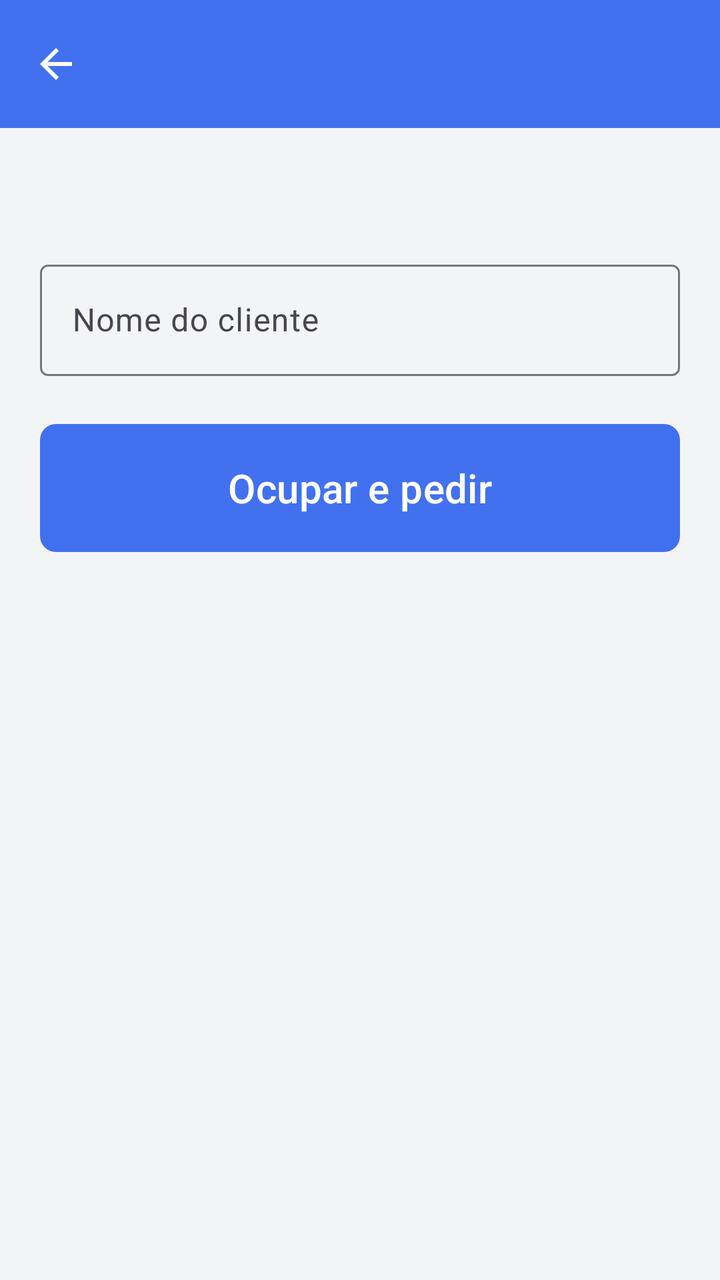
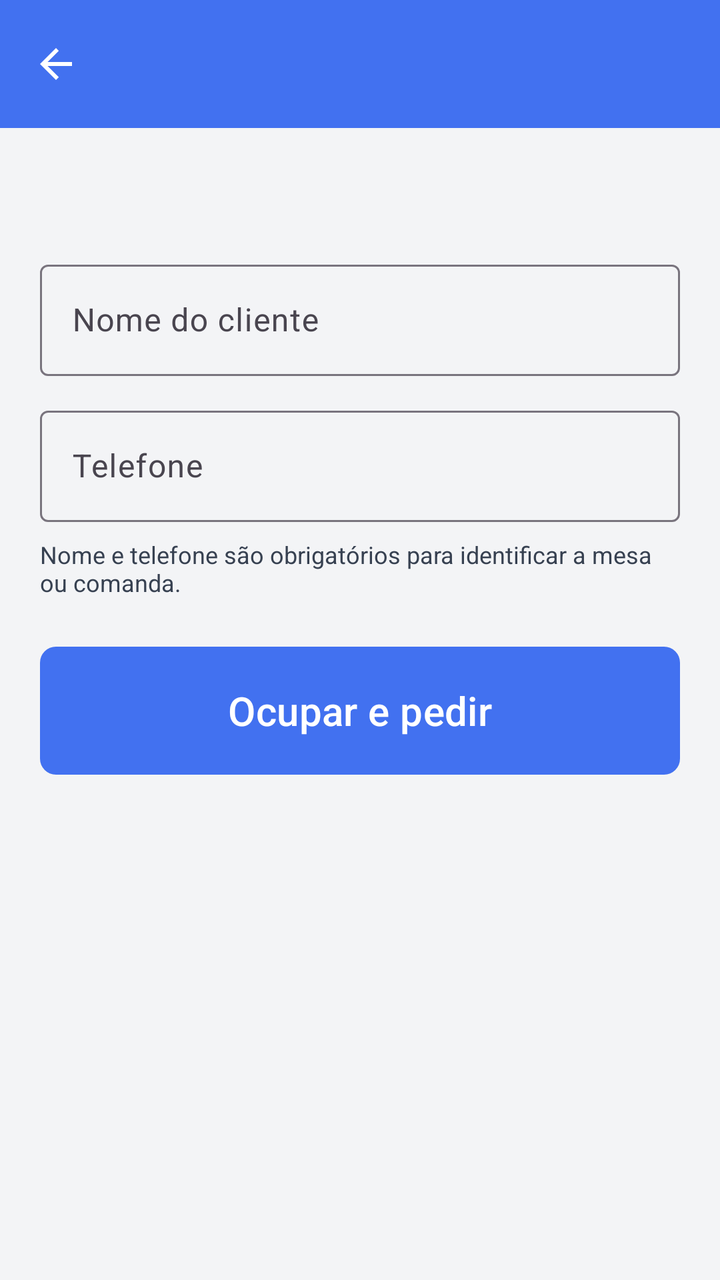

The first picture is an Android layout as it rendered before a commit; the second is the same layout after the commit. The layout source and the unified diff follow.
<!-- AndroidManifest.xml: application theme Theme.POSmaisgestao -->
<!-- res/layout/activity_occupy.xml -->
<?xml version="1.0" encoding="utf-8"?>
<LinearLayout xmlns:android="http://schemas.android.com/apk/res/android"
    xmlns:app="http://schemas.android.com/apk/res-auto"
    android:layout_width="match_parent"
    android:layout_height="match_parent"
    android:background="@color/surface"
    android:orientation="vertical">

    <com.google.android.material.appbar.MaterialToolbar
        android:id="@+id/toolbarOccupy"
        android:layout_width="match_parent"
        android:layout_height="?attr/actionBarSize"
        android:background="@color/primary"
        android:theme="@style/ThemeOverlay.Material3.Dark.ActionBar"
        app:navigationIcon="?attr/homeAsUpIndicator"
        app:navigationIconTint="@color/white"
        app:titleTextColor="@color/white" />

    <LinearLayout
        android:layout_width="match_parent"
        android:layout_height="match_parent"
        android:orientation="vertical"
        android:padding="20dp">

        <include layout="@layout/include_offline_banner" />

        <TextView
            android:id="@+id/txtMesa"
            android:layout_width="match_parent"
            android:layout_height="wrap_content"
            android:gravity="center"
            android:textColor="@color/foreground"
            android:textSize="20sp"
            android:textStyle="bold" />

        <com.google.android.material.textfield.TextInputLayout
            android:layout_width="match_parent"
            android:layout_height="wrap_content"
            android:layout_marginTop="16dp"
            android:hint="@string/nome_cliente">

            <com.google.android.material.textfield.TextInputEditText
                android:id="@+id/inputName"
                android:layout_width="match_parent"
                android:layout_height="wrap_content"
                android:inputType="textPersonName" />
        </com.google.android.material.textfield.TextInputLayout>

        <com.google.android.material.button.MaterialButton
            android:id="@+id/btnOccupy"
            style="@style/PosBigButton"
            android:layout_width="match_parent"
            android:layout_height="wrap_content"
            android:layout_marginTop="20dp"
            android:text="@string/ocupar_e_pedir" />
    </LinearLayout>
</LinearLayout>
<!-- res/layout/include_offline_banner.xml (included above) -->
<?xml version="1.0" encoding="utf-8"?>
<LinearLayout xmlns:android="http://schemas.android.com/apk/res/android"
    android:id="@+id/bannerOffline"
    android:layout_width="match_parent"
    android:layout_height="wrap_content"
    android:layout_marginTop="6dp"
    android:layout_marginBottom="6dp"
    android:background="@drawable/bg_offline_banner"
    android:gravity="center_vertical"
    android:orientation="horizontal"
    android:paddingHorizontal="12dp"
    android:paddingVertical="8dp"
    android:visibility="gone">

    <TextView
        android:id="@+id/txtOffline"
        android:layout_width="match_parent"
        android:layout_height="wrap_content"
        android:text="@string/pdv_indisponivel"
        android:textColor="@color/danger"
        android:textSize="13sp" />
</LinearLayout>
<!-- resources referenced by this layout -->
<resources>
  <color name="danger">#E5010C</color>
  <color name="foreground">#111827</color>
  <color name="primary">#4271F0</color>
  <color name="surface">#F3F4F6</color>
  <color name="white">#FFFFFFFF</color>
  <!-- drawable bg_offline_banner (drawable) -->
  <?xml version="1.0" encoding="utf-8"?>
  <shape xmlns:android="http://schemas.android.com/apk/res/android"
      android:shape="rectangle">
      <solid android:color="@color/accent" />
      <corners android:radius="8dp" />
  </shape>
  <string name="nome_cliente">Nome do cliente</string>
  <string name="ocupar_e_pedir">Ocupar e pedir</string>
  <string name="pdv_indisponivel">PDV local indisponível. Verifique IP, porta e se o desktop está ligado.</string>
  <style name="PosBigButton" parent="Widget.Material3.Button">
          <item name="android:minHeight">72dp</item>
          <item name="android:textSize">20sp</item>
          <item name="android:textAllCaps">false</item>
          <item name="cornerRadius">8dp</item>
          <item name="backgroundTint">@color/primary</item>
          <item name="android:textColor">@color/primary_foreground</item>
      </style>
  <style name="Theme.POSmaisgestao" parent="Base.Theme.POSmaisgestao" />
  <color name="accent">#D0D9F1</color>
  <color name="primary_foreground">#FFFFFF</color>
  <style name="Base.Theme.POSmaisgestao" parent="Theme.Material3.DayNight.NoActionBar">
          <item name="colorPrimary">@color/primary</item>
          <item name="colorPrimaryDark">@color/primary_dark</item>
          <item name="colorSecondary">@color/accent</item>
          <item name="colorOnPrimary">@color/primary_foreground</item>
          <item name="colorOnSurface">@color/foreground</item>
          <item name="colorOnBackground">@color/foreground</item>
          <item name="android:statusBarColor">@color/primary_dark</item>
          <item name="android:navigationBarColor">@color/surface</item>
          <item name="android:windowOptOutEdgeToEdgeEnforcement">true</item>
          <item name="android:windowBackground">@color/surface</item>
          <item name="android:colorBackground">@color/background</item>
          <item name="android:textColorPrimary">@color/foreground</item>
          <item name="android:textColorSecondary">@color/muted_foreground</item>
          <item name="android:textColor">@color/foreground</item>
          <item name="android:textColorHint">@color/muted_foreground</item>
      </style>
  <color name="primary_dark">#0B42DA</color>
  <color name="background">#FFFFFF</color>
  <color name="muted_foreground">#374151</color>
</resources>

<!-- the commit's change to res/layout/activity_occupy.xml (unified diff, before → after) -->
@@ -43,8 +43,30 @@
                 android:id="@+id/inputName"
                 android:layout_width="match_parent"
                 android:layout_height="wrap_content"
-                android:inputType="textPersonName" />
+                android:inputType="textPersonName|textCapWords" />
         </com.google.android.material.textfield.TextInputLayout>
+
+        <com.google.android.material.textfield.TextInputLayout
+            android:layout_width="match_parent"
+            android:layout_height="wrap_content"
+            android:layout_marginTop="12dp"
+            android:hint="@string/telefone_cliente">
+
+            <com.google.android.material.textfield.TextInputEditText
+                android:id="@+id/inputTelefone"
+                android:layout_width="match_parent"
+                android:layout_height="wrap_content"
+                android:inputType="phone"
+                android:maxLength="15" />
+        </com.google.android.material.textfield.TextInputLayout>
+
+        <TextView
+            android:layout_width="match_parent"
+            android:layout_height="wrap_content"
+            android:layout_marginTop="8dp"
+            android:text="@string/identificacao_cliente_obrigatoria"
+            android:textColor="@color/muted_foreground"
+            android:textSize="12sp" />
 
         <com.google.android.material.button.MaterialButton
             android:id="@+id/btnOccupy"
<!-- resource entries referenced after the edit -->
@@ -12,9 +12,11 @@
       <solid android:color="@color/accent" />
       <corners android:radius="8dp" />
   </shape>
+  <string name="identificacao_cliente_obrigatoria">Nome e telefone são obrigatórios para identificar a mesa ou comanda.</string>
   <string name="nome_cliente">Nome do cliente</string>
   <string name="ocupar_e_pedir">Ocupar e pedir</string>
   <string name="pdv_indisponivel">PDV local indisponível. Verifique IP, porta e se o desktop está ligado.</string>
+  <string name="telefone_cliente">Telefone</string>
   <style name="PosBigButton" parent="Widget.Material3.Button">
           <item name="android:minHeight">72dp</item>
           <item name="android:textSize">20sp</item>
